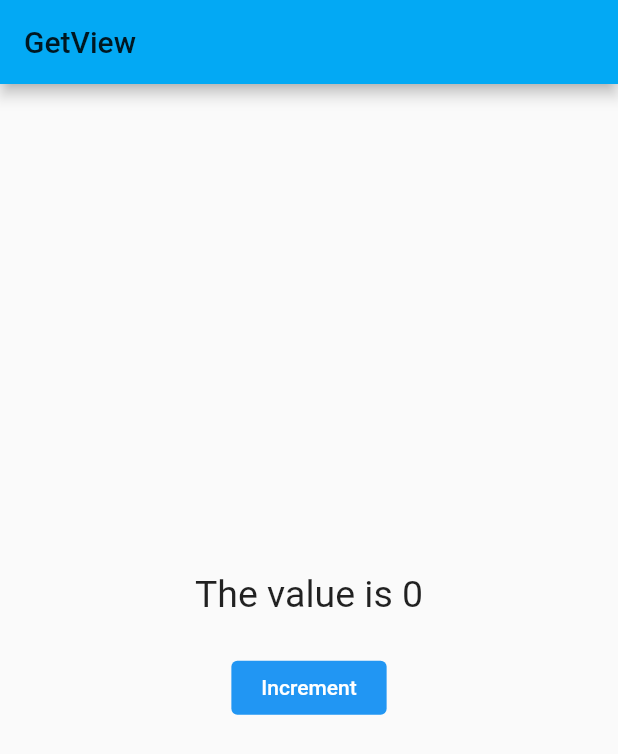
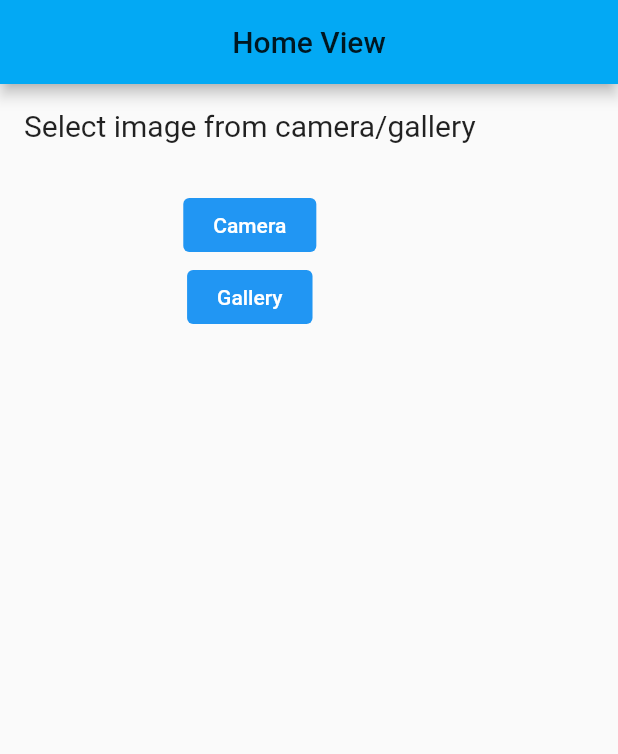
Before and after one commit to shubham3135/FlutterStateManagementGetX, a Flutter app: the screen it shows after launch, on a phone screen of 412 x 824 dp. Shown: the top 754 px of the screen. Run offline on Flutter 3.47's test engine with Material 2 defaults, Android fonts, the phone set to English and light mode, and no system bars; our stand-ins replace get, image_picker.

Commit message:
Image picker from camera and gallery

```diff
--- /dev/null
+++ b/lib/home_controller.dart
@@ -0,0 +1,26 @@
+import 'dart:io';
+
+import 'package:flutter/material.dart';
+import 'package:get/get.dart';
+import 'package:image_picker/image_picker.dart';
+
+class HomeController extends GetxController {
+  var selectedImagePath = ''.obs;
+  var selectedImageSize = ''.obs;
+
+  void getImage(ImageSource imageSource) async {
+    final pickedFile = await ImagePicker().getImage(source: imageSource);
+    if (pickedFile != null) {
+      selectedImagePath.value = pickedFile.path;
+      selectedImageSize.value =
+          ((File(selectedImagePath.value)).lengthSync() / 1024 / 1024)
+                  .toStringAsFixed(2) +
+              ' Mb';
+    } else {
+      Get.snackbar('Error', 'No image Selected',
+          snackPosition: SnackPosition.BOTTOM,
+          backgroundColor: Colors.red,
+          colorText: Colors.white);
+    }
+  }
+}
--- /dev/null
+++ b/lib/home_view.dart
@@ -0,0 +1,68 @@
+import 'dart:io';
+
+import 'package:flutter/material.dart';
+import 'package:get/get.dart';
+import 'package:get_x/home_controller.dart';
+import 'package:image_picker/image_picker.dart';
+
+class HomeView extends StatelessWidget {
+  final HomeController controller = Get.put(HomeController());
+  @override
+  Widget build(BuildContext context) {
+    return Scaffold(
+      appBar: AppBar(
+        title: Text('Home View'),
+        centerTitle: true,
+      ),
+      body: Padding(
+        padding: EdgeInsets.all(16),
+        child: SingleChildScrollView(
+          child: Column(
+            crossAxisAlignment: CrossAxisAlignment.center,
+            children: [
+              Obx(() => controller.selectedImagePath.value == ''
+                  ? Text(
+                      'Select image from camera/gallery',
+                      style: TextStyle(fontSize: 20),
+                    )
+                  : Image.file(File(controller.selectedImagePath.value))),
+              SizedBox(
+                height: 8,
+              ),
+              Obx(
+                () => Text(
+                  controller.selectedImageSize.value == ''
+                      ? ''
+                      : controller.selectedImageSize.value,
+                  style: TextStyle(fontSize: 20),
+                ),
+              ),
+              TextButton(
+                onPressed: () {
+                  controller.getImage(ImageSource.camera);
+                },
+                child: Text('Camera'),
+                style: TextButton.styleFrom(
+                  primary: Colors.white,
+                  backgroundColor: Colors.blue,
+                  padding: EdgeInsets.symmetric(horizontal: 20),
+                ),
+              ),
+              TextButton(
+                onPressed: () {
+                  controller.getImage(ImageSource.gallery);
+                },
+                child: Text('Gallery'),
+                style: TextButton.styleFrom(
+                  primary: Colors.white,
+                  backgroundColor: Colors.blue,
+                  padding: EdgeInsets.symmetric(horizontal: 20),
+                ),
+              ),
+            ],
+          ),
+        ),
+      ),
+    );
+  }
+}
--- a/lib/main.dart
+++ b/lib/main.dart
@@ -2,6 +2,7 @@ import 'package:flutter/cupertino.dart';
 import 'package:flutter/material.dart';
 import 'package:get/get.dart';
 import 'package:get_x/count_controller.dart';
+import 'package:get_x/home_view.dart';
 
 void main() {
   runApp(MyApp());
@@ -10,48 +11,12 @@ void main() {
 class MyApp extends GetView<CountController> {
   @override
   Widget build(BuildContext context) {
-    Get.put(CountController());
-    // Get.create(() => CountController());
     return GetMaterialApp(
         debugShowCheckedModeBanner: false,
         title: 'GetView',
         theme: ThemeData(
           primarySwatch: Colors.lightBlue,
         ),
-        home: Scaffold(
-          appBar: AppBar(
-            title: Text('GetView'),
-          ),
-          body: Center(
-            child: Column(
-              mainAxisAlignment: MainAxisAlignment.center,
-              crossAxisAlignment: CrossAxisAlignment.center,
-              children: [
-                Obx(() => Text(
-                      'The value is ${controller.count}',
-                      style: TextStyle(fontSize: 25),
-                    )),
-                SizedBox(
-                  height: 8,
-                ),
-                Padding(
-                  padding: EdgeInsets.all(16.0),
-                  child: TextButton(
-                    onPressed: () {
-                      print(controller.hashCode);
-                      controller.increment();
-                    },
-                    child: Text('Increment'),
-                    style: TextButton.styleFrom(
-                      primary: Colors.white,
-                      backgroundColor: Colors.blue,
-                      padding: EdgeInsets.symmetric(horizontal: 20),
-                    ),
-                  ),
-                ),
-              ],
-            ),
-          ),
-        ));
+        home: HomeView());
   }
 }
--- a/pubspec.yaml
+++ b/pubspec.yaml
@@ -29,7 +29,9 @@ dependencies:
   # Use with the CupertinoIcons class for iOS style icons.
   cupertino_icons: ^1.0.2
   get: ^4.1.4
-  get_storage: ^2.0.2
+  image_picker: ^0.7.5+3
+  image_cropper: ^1.4.0
+  flutter_image_compress: ^1.0.0
 
 dev_dependencies:
   flutter_test:
```
Also changed, not shown: pubspec.lock, 1 other file.
